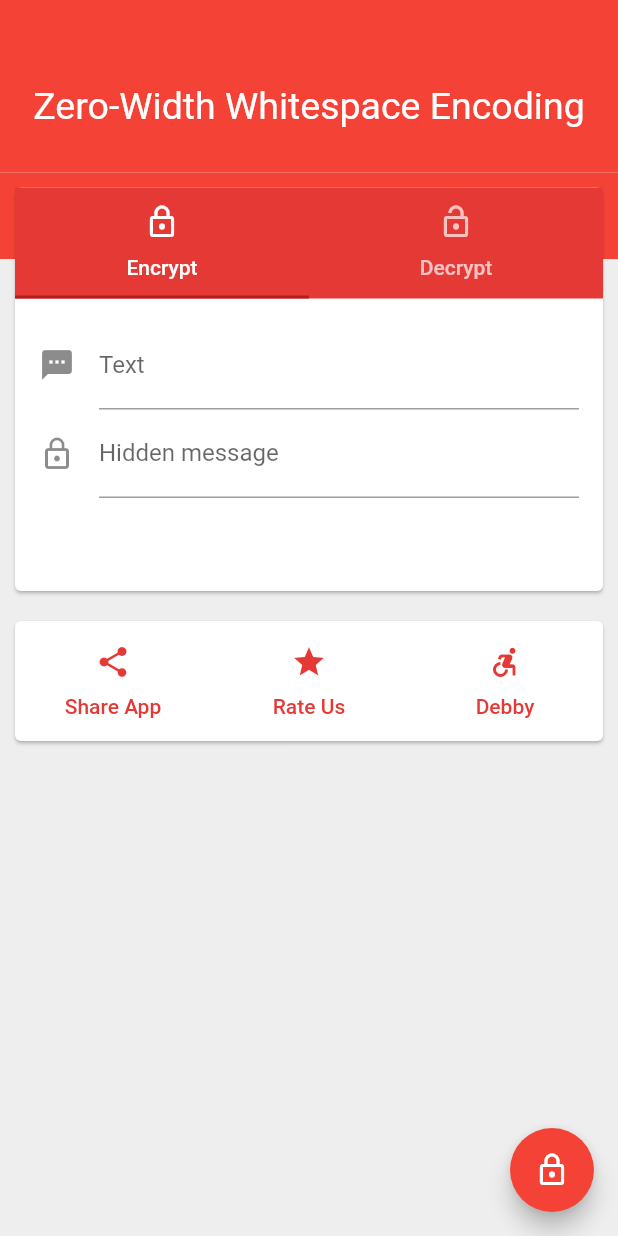
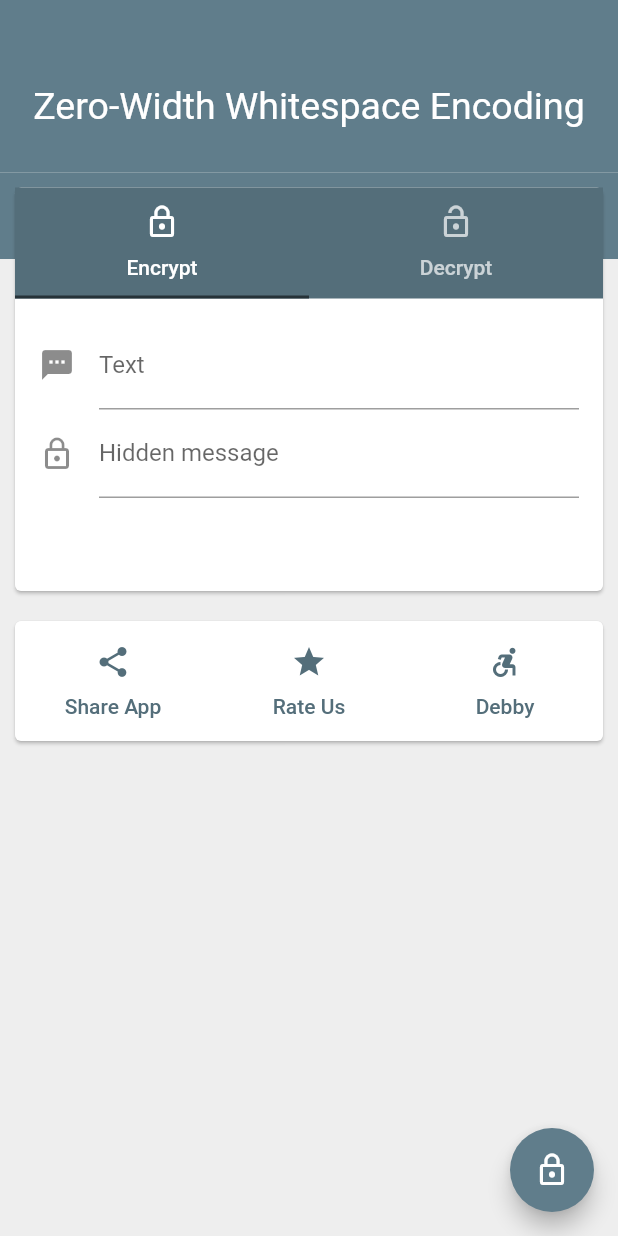
Before and after one commit to Zero-Width-Whitespace/zero-width-flutter-app, a Flutter app: the screen it shows after launch, on a phone screen of 412 x 824 dp. Run offline on Flutter 3.47's test engine with Material 2 defaults, Android fonts, the phone set to English and light mode, and no system bars.

Commit message:
Changed theme color

```diff
--- a/lib/main.dart
+++ b/lib/main.dart
@@ -8,7 +8,7 @@ void main() => runApp(MyApp());
 class MyApp extends StatelessWidget {
   // This widget is the root of your application.
 
-  MaterialColor ThemeColor = Colors.red;
+  MaterialColor ThemeColor = Colors.blueGrey;
 
   @override
   Widget build(BuildContext context) {
```
